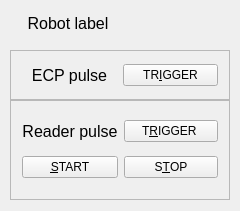
Before: the Qt Designer form src/ui-qt/base/wgt_robot_process_control.ui in ptroja/mrrocpp, drawn with Qt 5.
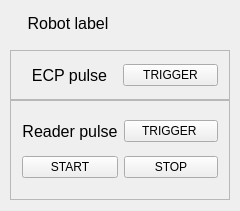
After: the same form once the commit is applied.

What changed in the file:
```diff
--- a/src/ui-qt/base/wgt_robot_process_control.ui
+++ b/src/ui-qt/base/wgt_robot_process_control.ui
@@ -50,10 +50,7 @@
     <item row="0" column="1">
      <widget class="QPushButton" name="ecp_trigger_pushButton">
       <property name="text">
-       <string>TR&amp;IGGER</string>
-      </property>
-      <property name="shortcut">
-       <string>I</string>
+       <string>TRIGGER</string>
       </property>
      </widget>
     </item>
@@ -102,20 +99,14 @@
     <item row="0" column="1">
      <widget class="QPushButton" name="reader_trigger_pushButton">
       <property name="text">
-       <string>T&amp;RIGGER </string>
-      </property>
-      <property name="shortcut">
-       <string>R</string>
+       <string>TRIGGER </string>
       </property>
      </widget>
     </item>
     <item row="1" column="1">
      <widget class="QPushButton" name="reader_stop_pushButton">
       <property name="text">
-       <string>S&amp;TOP</string>
-      </property>
-      <property name="shortcut">
-       <string>T</string>
+       <string>STOP</string>
       </property>
      </widget>
     </item>
@@ -140,10 +131,7 @@
     <item row="1" column="0">
      <widget class="QPushButton" name="reader_start_pushButton">
       <property name="text">
-       <string>&amp;START</string>
-      </property>
-      <property name="shortcut">
-       <string>S</string>
+       <string>START</string>
       </property>
      </widget>
     </item>
```
